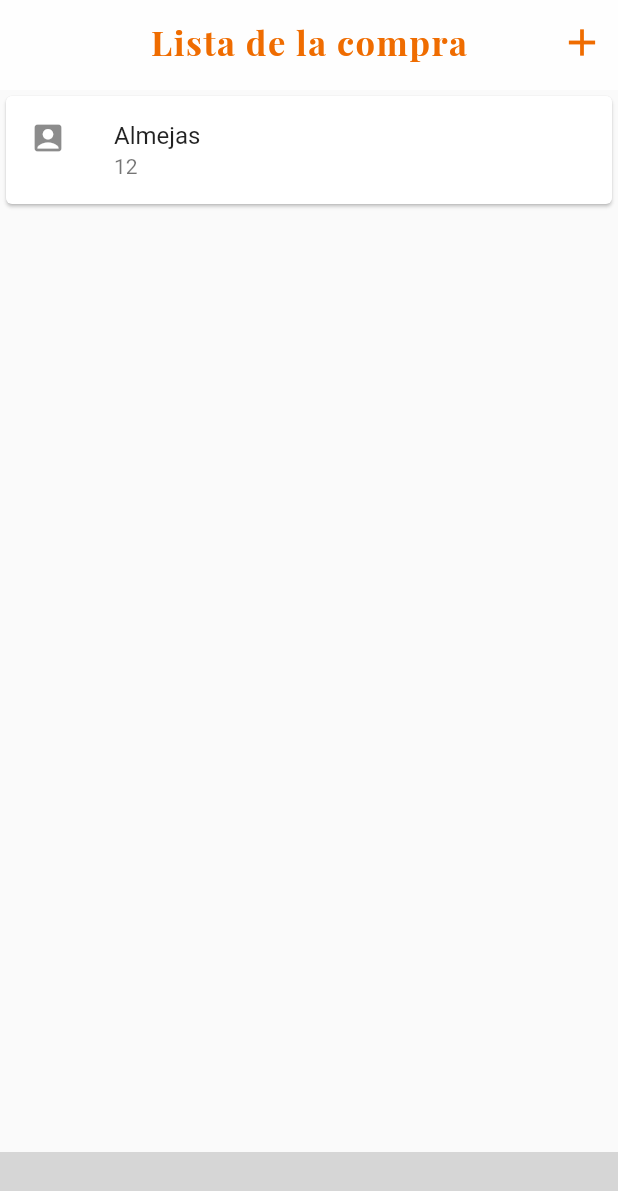
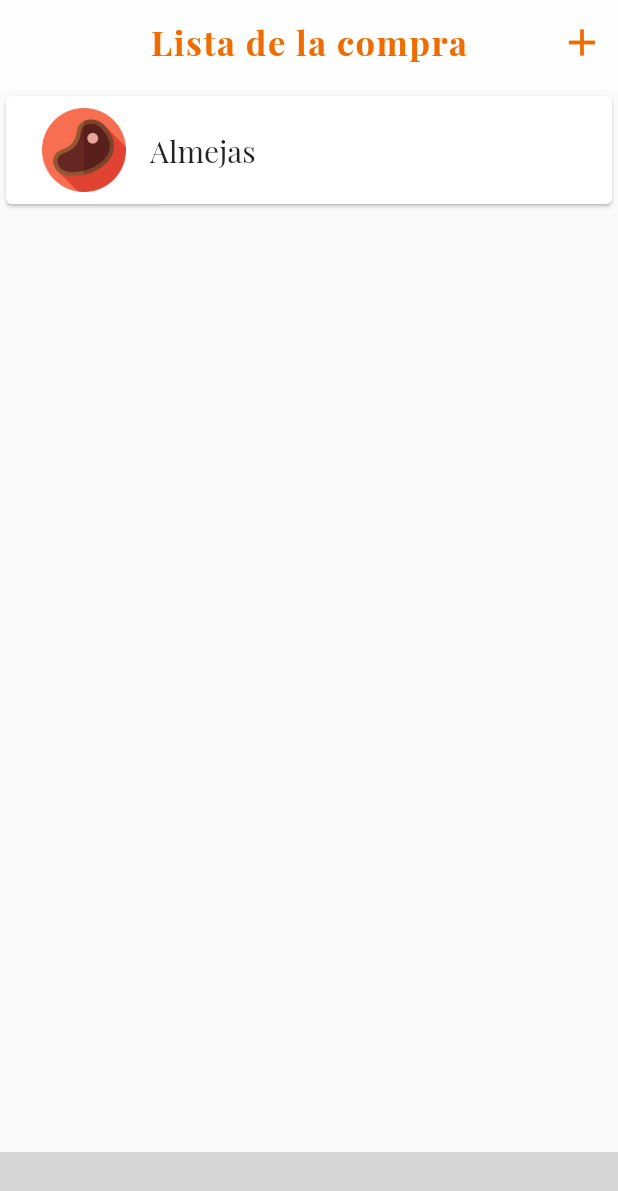
Before and after one commit to AlexMolina08/Compras, a Flutter app: the screen it shows after launch, on a phone screen of 412 x 824 dp. Shown: the top 1191 px of the screen. Run offline on Flutter 3.47's test engine with Material 2 defaults, Android fonts, the phone set to English and light mode, and no system bars; our stand-ins replace flutter_icons; missing offline and left inert: dart:ffi; statements that could not run were skipped; grey boxes are pictures that could not be loaded.

Commit message:
Añadido icono carne

```diff
--- a/lib/src/producto.dart
+++ b/lib/src/producto.dart
@@ -1,4 +1,5 @@
 import 'package:flutter/material.dart';
+import 'package:compras/src/tipoProducto.dart';
 
 class Producto2{
   var nombre;
@@ -19,10 +20,17 @@ class Producto extends StatelessWidget {
   @override
   Widget build(BuildContext context) {
     return Card(
-      child: ListTile(
-        title: Text("$nombre"),
-        subtitle: Text("$cantidad"),
-        leading: Icon(Icons.account_box)
+      child: Padding(
+        padding: const EdgeInsets.all(8.0),
+        child: ListTile(
+          title: Text("$nombre",
+          style: TextStyle(
+              fontFamily: 'Playfair',
+              fontSize: 20.0
+          )),
+          leading: TipoProducto(tipo: "Pescado"),
+          onTap: (){},
+        ),
       )
     );
   }
--- /dev/null
+++ b/lib/src/tipoProducto.dart
@@ -0,0 +1,22 @@
+import 'package:flutter/material.dart';
+
+/*
+* Un tipoProducto es una imagen del producto que recibe como tipo
+* */
+class TipoProducto extends StatefulWidget {
+
+  String tipo;
+  TipoProducto({this.tipo});
+
+  @override
+  _TipoProductoState createState() => _TipoProductoState();
+}
+
+class _TipoProductoState extends State<TipoProducto> {
+  @override
+  Widget build(BuildContext context) {
+    return Image(
+      image: AssetImage('assets/meat.png'),
+    );
+  }
+}
```
Also changed, not shown: assets/meat.png (added).
